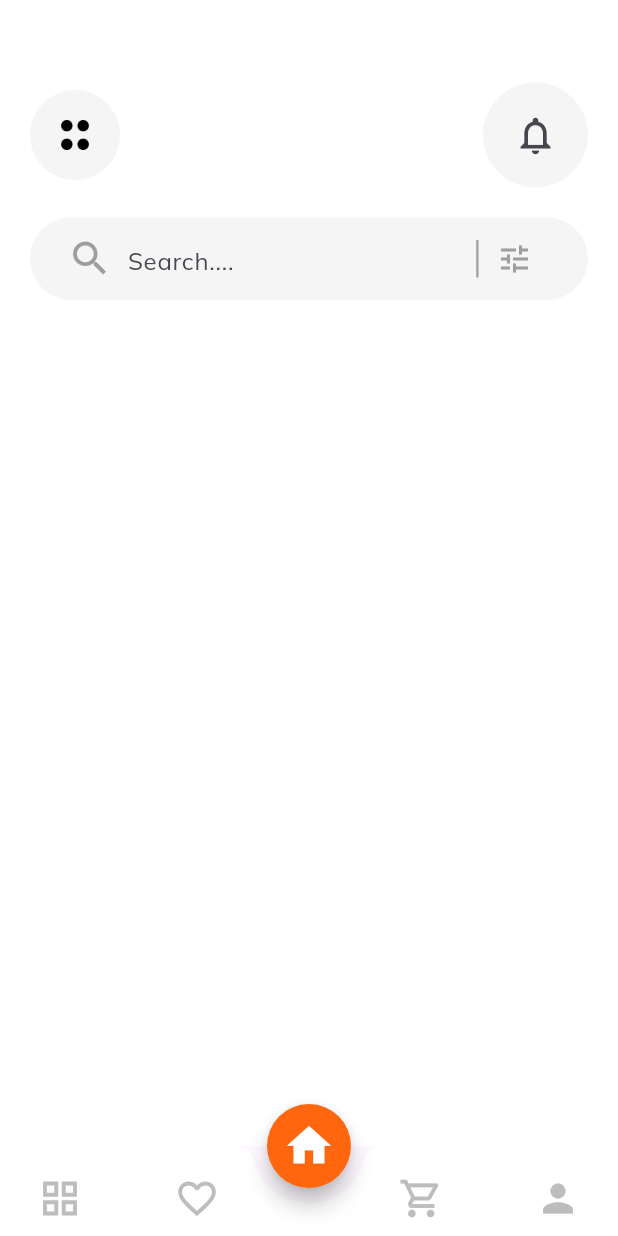
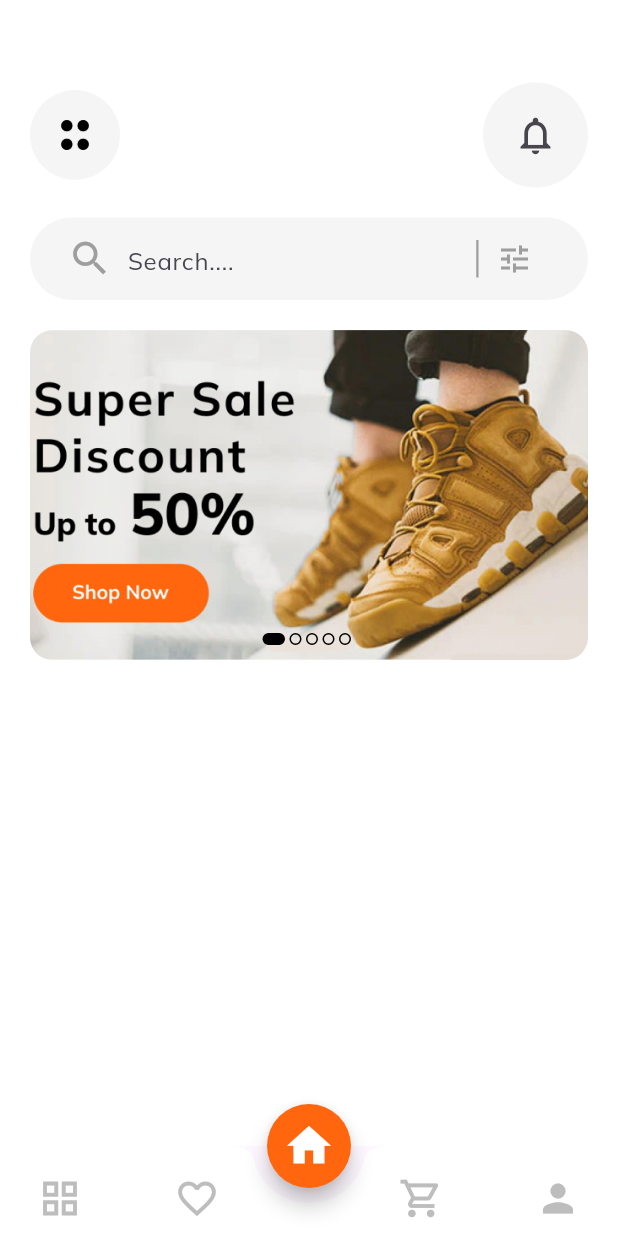
Before and after one commit to haithanhnguyen1001/EcommerceFlutter, a Flutter app: the screen it shows after launch, on a phone screen of 412 x 824 dp. Run offline on Flutter 3.47's test engine with Material 3 defaults, Android fonts, the phone set to English and light mode, and no system bars; our stand-ins replace google_fonts.

Commit message:
image slider

```diff
--- /dev/null
+++ b/lib/screens/Home/Widget/image_slider.dart
@@ -0,0 +1,70 @@
+import 'package:flutter/material.dart';
+
+class ImageSlider extends StatelessWidget {
+  final Function(int) onChange;
+  final int currentSlide;
+
+  const ImageSlider(
+      {super.key, required this.currentSlide, required this.onChange});
+  @override
+  Widget build(BuildContext context) {
+    return Stack(
+      children: [
+        SizedBox(
+          height: 220,
+          width: double.infinity,
+          child: ClipRRect(
+            borderRadius: BorderRadius.circular(15),
+            child: PageView(
+              scrollDirection: Axis.horizontal,
+              allowImplicitScrolling: true,
+              onPageChanged: onChange,
+              physics: const ClampingScrollPhysics(),
+              children: [
+                Image.asset(
+                  "images/slider.jpg",
+                  fit: BoxFit.cover,
+                ),
+                Image.asset(
+                  "images/image1.png",
+                  fit: BoxFit.cover,
+                ),
+                Image.asset(
+                  "images/slider3.png",
+                  fit: BoxFit.cover,
+                ),
+              ],
+            ),
+          ),
+        ),
+        Positioned.fill(
+          bottom: 10,
+          child: Align(
+            alignment: Alignment.bottomCenter,
+            child: Row(
+              mainAxisAlignment: MainAxisAlignment.center,
+              children: List.generate(
+                5,
+                (index) => AnimatedContainer(
+                  duration: const Duration(microseconds: 300),
+                  width: currentSlide == index ? 15 : 8,
+                  height: 8,
+                  margin: const EdgeInsets.only(right: 3),
+                  decoration: BoxDecoration(
+                    borderRadius: BorderRadius.circular(10),
+                    color: currentSlide == index
+                        ? Colors.black
+                        : Colors.transparent,
+                    border: Border.all(
+                      color: Colors.black,
+                    ),
+                  ),
+                ),
+              ),
+            ),
+          ),
+        )
+      ],
+    );
+  }
+}
--- a/lib/screens/Home/home_screen.dart
+++ b/lib/screens/Home/home_screen.dart
@@ -1,4 +1,5 @@
 import 'package:ecommerce/constants.dart';
+import 'package:ecommerce/screens/Home/Widget/image_slider.dart';
 import 'package:ecommerce/screens/Home/Widget/search_bar.dart';
 import 'package:flutter/material.dart';
 
@@ -12,26 +13,43 @@ class HomeScreen extends StatefulWidget {
 }
 
 class _HomeScreenState extends State<HomeScreen> {
+  int currentSlide = 0;
   @override
   Widget build(BuildContext context) {
-    return const Scaffold(
+    return Scaffold(
       backgroundColor: Colors.white,
       body: SingleChildScrollView(
         child: Padding(
-          padding: EdgeInsets.all(20),
+          padding: const EdgeInsets.all(20),
           child: Column(
             crossAxisAlignment: CrossAxisAlignment.start,
             children: [
-              SizedBox(
+              const SizedBox(
                 height: 35,
               ),
               //for custom appbar
-              CustomAppBar(),
+              const CustomAppBar(),
+              const SizedBox(
+                height: 20,
+              ),
+              //for search bar
+              const MySearchBAR(),
+              const SizedBox(
+                height: 20,
+              ),
+              // for image slider
+              ImageSlider(
+                currentSlide: currentSlide,
+                onChange: (value) {
+                  setState(() {
+                    currentSlide = value;
+                  });
+                },
+              ),
               SizedBox(
                 height: 20,
               ),
-              //for search bar
-              MySearchBAR(),
+              // for category seletion
             ],
           ),
         ),
```
